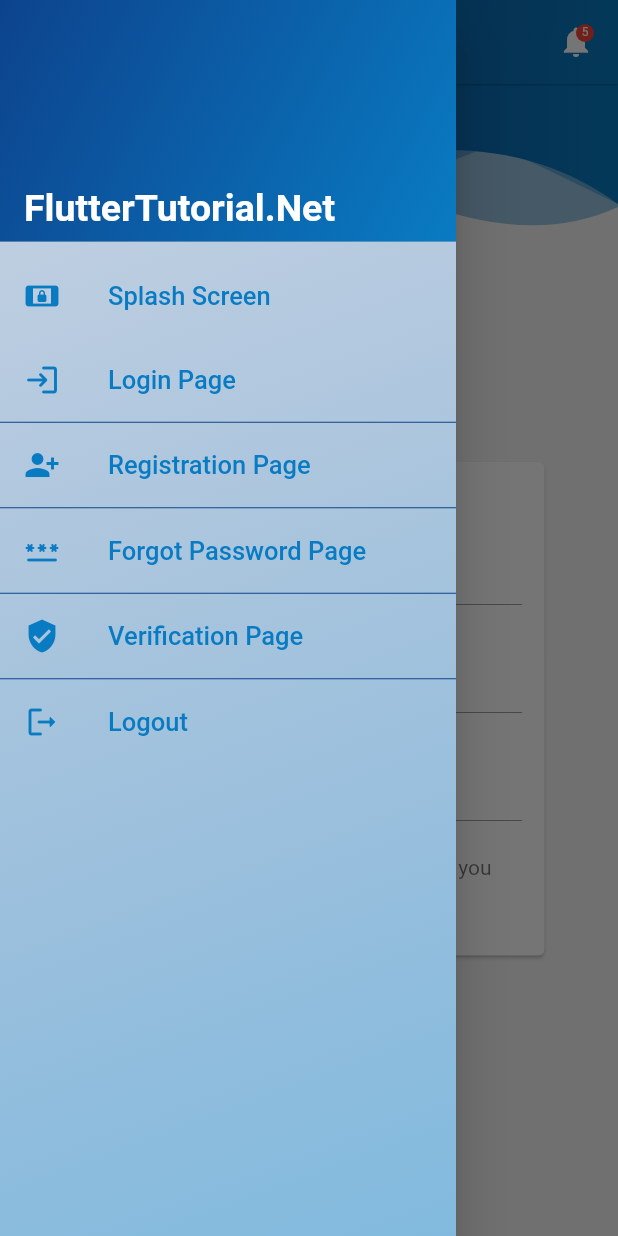
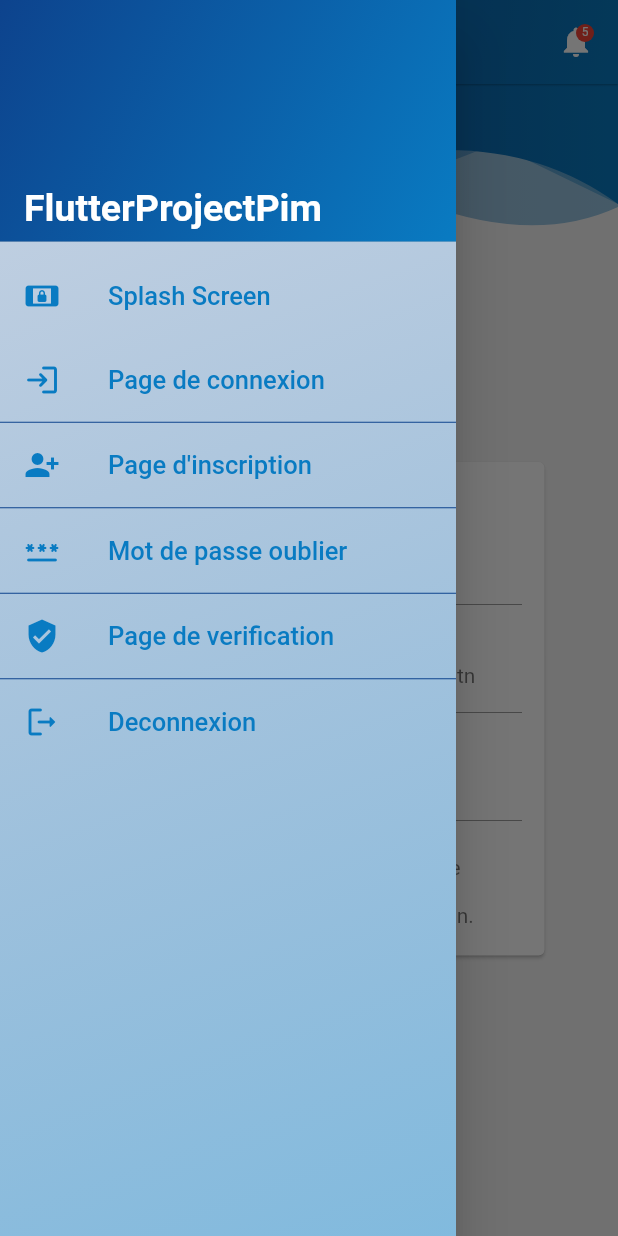
Before and after one commit to mahrez1/EPS, a Flutter app: the ProfilePage screen opened directly, with the side drawer open, on a phone screen of 412 x 824 dp. Run offline on Flutter 3.47's test engine with Material 2 defaults, Android fonts, the phone set to English and light mode, and no system bars; our stand-ins replace font_awesome_flutter, hexcolor, otp_text_field.

Commit message:
second commit

```diff
--- a/lib/pages/forgot_password_page.dart
+++ b/lib/pages/forgot_password_page.dart
@@ -43,7 +43,7 @@ class _ForgotPasswordPageState extends State<ForgotPasswordPage> {
                           mainAxisAlignment: MainAxisAlignment.start,
                           crossAxisAlignment: CrossAxisAlignment.start,
                           children: [
-                            Text('Forgot Password?',
+                            Text('Mot de passe oublié?',
                               style: TextStyle(
                                   fontSize: 35,
                                   fontWeight: FontWeight.bold,
@@ -52,7 +52,7 @@ class _ForgotPasswordPageState extends State<ForgotPasswordPage> {
                               // textAlign: TextAlign.center,
                             ),
                             SizedBox(height: 10,),
-                            Text('Enter the email address associated with your account.',
+                            Text('Saisissez l\'adresse e-mail associée à votre compte.',
                               style: TextStyle(
                                 // fontSize: 20,
                                   fontWeight: FontWeight.bold,
@@ -61,7 +61,7 @@ class _ForgotPasswordPageState extends State<ForgotPasswordPage> {
                               // textAlign: TextAlign.center,
                             ),
                             SizedBox(height: 10,),
-                            Text('We will email you a verification code to check your authenticity.',
+                            Text('Nous vous enverrons un code de vérification par e-mail pour vérifier votre authenticité.',
                               style: TextStyle(
                                 color: Colors.black38,
                                 // fontSize: 20,
@@ -78,13 +78,13 @@ class _ForgotPasswordPageState extends State<ForgotPasswordPage> {
                           children: <Widget>[
                             Container(
                               child: TextFormField(
-                                decoration: ThemeHelper().textInputDecoration("Email", "Enter your email"),
+                                decoration: ThemeHelper().textInputDecoration("Email", "Entez votre email"),
                                 validator: (val){
                                   if(val!.isEmpty){
-                                    return "Email can't be empty";
+                                    return "L\'e-mail ne peut pas être vide";
                                   }
                                   else if(!RegExp(r"^[a-zA-Z0-9.!#$%&'*+/=?^_`{|}~-]+@[a-zA-Z0-9](?:[a-zA-Z0-9-]{0,253}[a-zA-Z0-9])?(?:\.[a-zA-Z0-9](?:[a-zA-Z0-9-]{0,253}[a-zA-Z0-9])?)*$").hasMatch(val)){
-                                    return "Enter a valid email address";
+                                    return "Entrez une adresse mail valide";
                                   }
                                   return null;
                                 },
@@ -100,7 +100,7 @@ class _ForgotPasswordPageState extends State<ForgotPasswordPage> {
                                   padding: const EdgeInsets.fromLTRB(
                                       40, 10, 40, 10),
                                   child: Text(
-                                    "Send".toUpperCase(),
+                                    "Envoyer".toUpperCase(),
                                     style: TextStyle(
                                       fontSize: 20,
                                       fontWeight: FontWeight.bold,
@@ -123,9 +123,9 @@ class _ForgotPasswordPageState extends State<ForgotPasswordPage> {
                             Text.rich(
                               TextSpan(
                                 children: [
-                                  TextSpan(text: "Remember your password? "),
+                                  TextSpan(text: " Rappelez-vous votre mot de passe ?"),
                                   TextSpan(
-                                    text: 'Login',
+                                    text: 'Connecter',
                                     recognizer: TapGestureRecognizer()
                                       ..onTap = () {
                                         Navigator.push(
--- a/lib/pages/forgot_password_verification_page.dart
+++ b/lib/pages/forgot_password_verification_page.dart
@@ -55,7 +55,7 @@ class _ForgotPasswordVerificationPageState extends State<ForgotPasswordVerificat
                             ),
                             SizedBox(height: 10,),
                             Text(
-                              'Enter the verification code we just sent you on your email address.',
+                              'Entrez le code de vérification que nous venons de vous envoyer sur votre adresse e-mail.',
                               style: TextStyle(
                                 // fontSize: 20,
                                   fontWeight: FontWeight.bold,
@@ -91,20 +91,20 @@ class _ForgotPasswordVerificationPageState extends State<ForgotPasswordVerificat
                               TextSpan(
                                 children: [
                                   TextSpan(
-                                    text: "If you didn't receive a code! ",
+                                    text: "Si vous n'avez pas reçu de code !",
                                     style: TextStyle(
                                       color: Colors.black38,
                                     ),
                                   ),
                                   TextSpan(
-                                    text: 'Resend',
+                                    text: 'Renvoyer',
                                     recognizer: TapGestureRecognizer()
                                       ..onTap = () {
                                         showDialog(
                                           context: context,
                                           builder: (BuildContext context) {
-                                            return ThemeHelper().alartDialog("Successful",
-                                                "Verification code resend successful.",
+                                            return ThemeHelper().alartDialog("À succès",
+                                                "Code de vérification renvoyé avec succès.",
                                                 context);
                                           },
                                         );
@@ -126,7 +126,7 @@ class _ForgotPasswordVerificationPageState extends State<ForgotPasswordVerificat
                                   padding: const EdgeInsets.fromLTRB(
                                       40, 10, 40, 10),
                                   child: Text(
-                                    "Verify".toUpperCase(),
+                                    "Verifier".toUpperCase(),
                                     style: TextStyle(
                                       fontSize: 20,
                                       fontWeight: FontWeight.bold,
--- a/lib/pages/profile_page.dart
+++ b/lib/pages/profile_page.dart
@@ -27,7 +27,7 @@ class _ProfilePageState extends State<ProfilePage>{
   Widget build(BuildContext context) {
     return Scaffold(
       appBar: AppBar(
-        title: Text("Profile Page",
+        title: Text("Page de profil",
           style: TextStyle(color: Colors.white, fontWeight: FontWeight.bold),
         ),
         elevation: 0.5,
@@ -88,7 +88,7 @@ class _ProfilePageState extends State<ProfilePage>{
                 ),
                 child: Container(
                   alignment: Alignment.bottomLeft,
-                  child: Text("FlutterTutorial.Net",
+                  child: Text("FlutterProjectPim",
                     style: TextStyle(fontSize: 25,color: Colors.white, fontWeight: FontWeight.bold),
                   ),
                 ),
@@ -102,7 +102,7 @@ class _ProfilePageState extends State<ProfilePage>{
               ),
               ListTile(
                 leading: Icon(Icons.login_rounded,size: _drawerIconSize,color: Theme.of(context).accentColor),
-                title: Text('Login Page', style: TextStyle(fontSize: _drawerFontSize, color: Theme.of(context).accentColor),
+                title: Text('Page de connexion', style: TextStyle(fontSize: _drawerFontSize, color: Theme.of(context).accentColor),
                 ),
                 onTap: () {
                   Navigator.push(context, MaterialPageRoute(builder: (context) => LoginPage()),);
@@ -111,7 +111,7 @@ class _ProfilePageState extends State<ProfilePage>{
               Divider(color: Theme.of(context).primaryColor, height: 1,),
               ListTile(
                 leading: Icon(Icons.person_add_alt_1, size: _drawerIconSize,color: Theme.of(context).accentColor),
-                title: Text('Registration Page',style: TextStyle(fontSize: _drawerFontSize,color: Theme.of(context).accentColor),),
+                title: Text('Page d\'inscription',style: TextStyle(fontSize: _drawerFontSize,color: Theme.of(context).accentColor),),
                 onTap: () {
                   Navigator.push(context, MaterialPageRoute(builder: (context) => RegistrationPage()),);
                 },
@@ -119,7 +119,7 @@ class _ProfilePageState extends State<ProfilePage>{
               Divider(color: Theme.of(context).primaryColor, height: 1,),
               ListTile(
                 leading: Icon(Icons.password_rounded, size: _drawerIconSize,color: Theme.of(context).accentColor,),
-                title: Text('Forgot Password Page',style: TextStyle(fontSize: _drawerFontSize,color: Theme.of(context).accentColor),),
+                title: Text('Mot de passe oublier',style: TextStyle(fontSize: _drawerFontSize,color: Theme.of(context).accentColor),),
                 onTap: () {
                   Navigator.push( context, MaterialPageRoute(builder: (context) => ForgotPasswordPage()),);
                 },
@@ -127,7 +127,7 @@ class _ProfilePageState extends State<ProfilePage>{
               Divider(color: Theme.of(context).primaryColor, height: 1,),
               ListTile(
                 leading: Icon(Icons.verified_user_sharp, size: _drawerIconSize,color: Theme.of(context).accentColor,),
-                title: Text('Verification Page',style: TextStyle(fontSize: _drawerFontSize,color: Theme.of(context).accentColor),),
+                title: Text('Page de verification',style: TextStyle(fontSize: _drawerFontSize,color: Theme.of(context).accentColor),),
                 onTap: () {
                   Navigator.push( context, MaterialPageRoute(builder: (context) => ForgotPasswordVerificationPage()), );
                 },
@@ -135,7 +135,7 @@ class _ProfilePageState extends State<ProfilePage>{
               Divider(color: Theme.of(context).primaryColor, height: 1,),
               ListTile(
                 leading: Icon(Icons.logout_rounded, size: _drawerIconSize,color: Theme.of(context).accentColor,),
-                title: Text('Logout',style: TextStyle(fontSize: _drawerFontSize,color: Theme.of(context).accentColor),),
+                title: Text('Deconnexion',style: TextStyle(fontSize: _drawerFontSize,color: Theme.of(context).accentColor),),
                 onTap: () {
                   SystemNavigator.pop();
                 },
@@ -167,9 +167,9 @@ class _ProfilePageState extends State<ProfilePage>{
                     child: Icon(Icons.person, size: 80, color: Colors.grey.shade300,),
                   ),
                   SizedBox(height: 20,),
-                  Text('Mr. Donald Trump', style: TextStyle(fontSize: 22, fontWeight: FontWeight.bold),),
+                  Text('Mahrez', style: TextStyle(fontSize: 22, fontWeight: FontWeight.bold),),
                   SizedBox(height: 20,),
-                  Text('Former President', style: TextStyle(fontSize: 16, fontWeight: FontWeight.bold),),
+                  Text('Étudiant/développeur', style: TextStyle(fontSize: 16, fontWeight: FontWeight.bold),),
                   SizedBox(height: 10,),
                   Container(
                     padding: EdgeInsets.all(10),
@@ -179,7 +179,7 @@ class _ProfilePageState extends State<ProfilePage>{
                           padding: const EdgeInsets.only(left: 8.0, bottom: 4.0),
                           alignment: Alignment.topLeft,
                           child: Text(
-                            "User Information",
+                            "Informations de l'utilisateur",
                             style: TextStyle(
                               color: Colors.black87,
                               fontWeight: FontWeight.w500,
@@ -203,24 +203,24 @@ class _ProfilePageState extends State<ProfilePage>{
                                           contentPadding: EdgeInsets.symmetric(
                                               horizontal: 12, vertical: 4),
                                           leading: Icon(Icons.my_location),
-                                          title: Text("Location"),
+                                          title: Text("Localisation"),
                                           subtitle: Text("USA"),
                                         ),
                                         ListTile(
                                           leading: Icon(Icons.email),
                                           title: Text("Email"),
-                                          subtitle: Text("donaldtrump@gmail.com"),
+                                          subtitle: Text("mahrez.mathlouthi@esprit.tn"),
                                         ),
                                         ListTile(
                                           leading: Icon(Icons.phone),
-                                          title: Text("Phone"),
+                                          title: Text("Numero"),
                                           subtitle: Text("99--99876-56"),
                                         ),
                                         ListTile(
                                           leading: Icon(Icons.person),
-                                          title: Text("About Me"),
+                                          title: Text("À propos de moi"),
                                           subtitle: Text(
-                                              "This is a about me link and you can khow about me in this section."),
+                                              "Ceci est un lien à propos de moi et vous pouvez me connaître dans cette section."),
                                         ),
                                       ],
                                     ),
```
